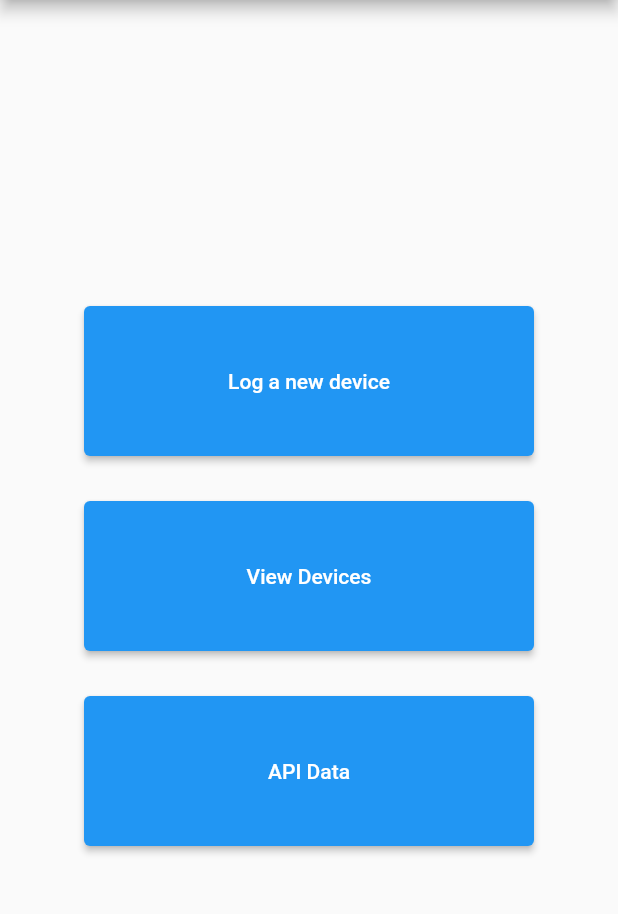
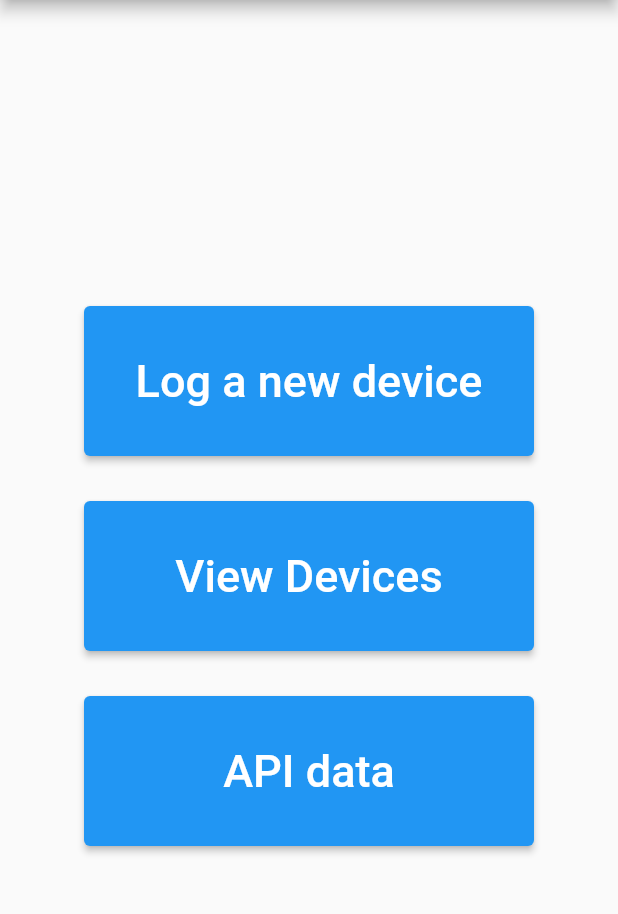
Before and after one commit to StrikeEB/Your-IoT-Device-Manager-App, a Flutter app: the screen it shows after launch, on a phone screen of 412 x 824 dp, the part 84-998 px from its top. Run offline on Flutter 3.47's test engine with Material 2 defaults, Android fonts, the phone set to English and light mode, and no system bars.

Commit message:
change font

```diff
--- a/lib/main.dart
+++ b/lib/main.dart
@@ -9,7 +9,12 @@ class MyApp extends StatelessWidget {
       title: 'Landing Page',
       home: Scaffold(
         appBar: AppBar(
-          title: Text('Welcome to your IoT Device Manager'),
+          title: Text(
+            'Welcome to your IoT Device Manager',
+            style: TextStyle(
+              fontSize: 20,
+            ),
+          ),
           backgroundColor: Color.fromRGBO(2, 50, 82, 1),
         ),
         body: Center(
@@ -26,7 +31,12 @@ class MyApp extends StatelessWidget {
                       MaterialPageRoute(builder: (context) => LogDevicePage()),
                     );
                   },
-                  child: Text('Log a new device'),
+                  child: Text(
+                    'Log a new device',
+                    style: TextStyle(
+                      fontSize: 30,
+                    ),
+                  ),
                 ),
               ),
               SizedBox(height: 30),
@@ -41,7 +51,12 @@ class MyApp extends StatelessWidget {
                           builder: (context) => ViewDevicesPage()),
                     );
                   },
-                  child: Text('View Devices'),
+                  child: Text(
+                    'View Devices',
+                    style: TextStyle(
+                      fontSize: 30,
+                    ),
+                  ),
                 ),
               ),
               SizedBox(height: 30),
@@ -55,7 +70,12 @@ class MyApp extends StatelessWidget {
                       MaterialPageRoute(builder: (context) => ApiDataPage()),
                     );
                   },
-                  child: Text('API Data'),
+                  child: Text(
+                    'API data',
+                    style: TextStyle(
+                      fontSize: 30,
+                    ),
+                  ),
                 ),
               ),
             ],
@@ -130,7 +150,7 @@ class ViewDevicesPage extends StatelessWidget {
       ),
       body: Center(
         child: Text(
-          'This is View Devices',
+          'View Devices',
           style: TextStyle(fontSize: 24),
         ),
       ),
@@ -147,7 +167,7 @@ class ApiDataPage extends StatelessWidget {
       ),
       body: Center(
         child: Text(
-          'This is API Data',
+          'API Data',
           style: TextStyle(fontSize: 24),
         ),
       ),
```
